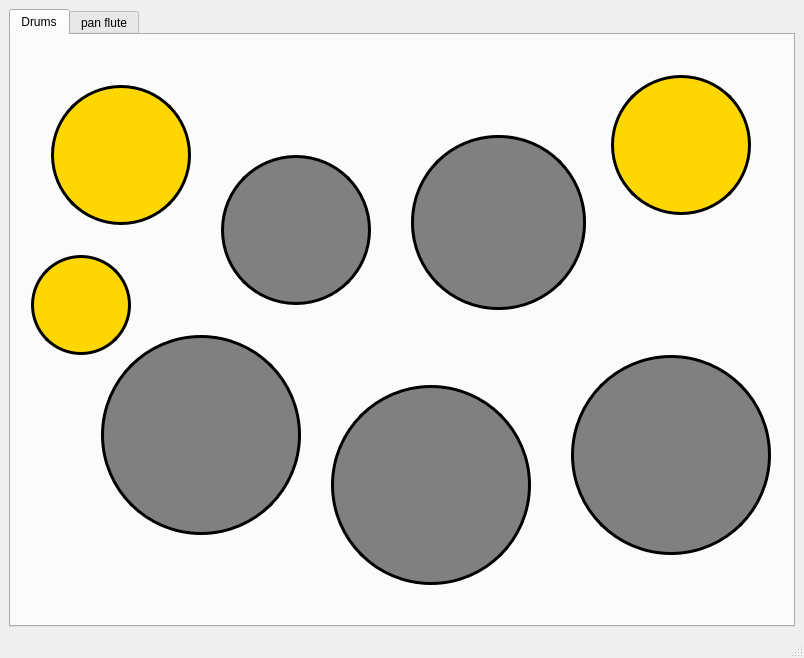
Before: the Qt Designer form p3/P3.ui in tasneemadel97/DSP_Final, drawn with Qt 5.
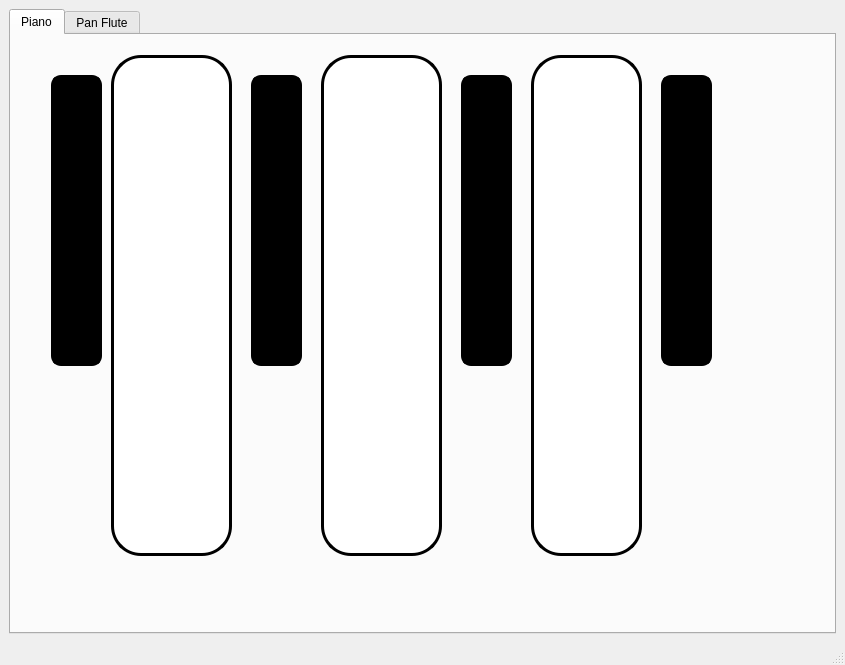
After: the same form once the commit is applied.

```diff
--- a/p3/P3.ui
+++ b/p3/P3.ui
@@ -6,16 +6,16 @@
    <rect>
     <x>0</x>
     <y>0</y>
-    <width>804</width>
-    <height>658</height>
+    <width>845</width>
+    <height>665</height>
    </rect>
   </property>
   <property name="windowTitle">
    <string>MainWindow</string>
   </property>
   <widget class="QWidget" name="centralwidget">
-   <layout class="QGridLayout" name="gridLayout">
-    <item row="0" column="0">
+   <layout class="QHBoxLayout" name="horizontalLayout">
+    <item>
      <widget class="QTabWidget" name="Tap">
       <property name="styleSheet">
        <string notr="true">round button</string>
@@ -25,25 +25,24 @@
       </property>
       <widget class="QWidget" name="tab">
        <attribute name="title">
-        <string>Drums</string>
+        <string>Piano</string>
        </attribute>
        <widget class="QPushButton" name="pushButton">
         <property name="geometry">
          <rect>
-          <x>210</x>
-          <y>120</y>
-          <width>150</width>
-          <height>150</height>
+          <x>100</x>
+          <y>20</y>
+          <width>121</width>
+          <height>501</height>
          </rect>
         </property>
         <property name="styleSheet">
          <string notr="true">QPushButton {
-  background-color: gray;
-
-  border-color: rgb(0, 0, 0);
+  background-color: white;
+  color: rgb(0, 0, 0);
   border-width: 3px;        
   border-style: solid;
-  border-radius: 75px;
+  border-radius: 30px;
 }</string>
         </property>
         <property name="text">
@@ -53,20 +52,20 @@
        <widget class="QPushButton" name="pushButton_2">
         <property name="geometry">
          <rect>
-          <x>560</x>
-          <y>320</y>
-          <width>200</width>
-          <height>200</height>
+          <x>240</x>
+          <y>40</y>
+          <width>51</width>
+          <height>291</height>
          </rect>
         </property>
         <property name="styleSheet">
          <string notr="true">QPushButton {
-  background-color: gray;
 
+  background-color: black;
   border-color: rgb(0, 0, 0);
   border-width: 3px;        
   border-style: solid;
-  border-radius: 100px;
+  border-radius: 10px;
 }</string>
         </property>
         <property name="text">
@@ -76,42 +75,19 @@
        <widget class="QPushButton" name="pushButton_3">
         <property name="geometry">
          <rect>
-          <x>400</x>
-          <y>100</y>
-          <width>175</width>
-          <height>175</height>
+          <x>310</x>
+          <y>20</y>
+          <width>121</width>
+          <height>501</height>
          </rect>
         </property>
         <property name="styleSheet">
          <string notr="true">QPushButton {
-  background-color: gray;
-
-  border-color: rgb(0, 0, 0);
-  border-width: 3px;        
-  border-style: solid;
-  border-radius: 87px;
-}</string>
-        </property>
-        <property name="text">
-         <string/>
-        </property>
-       </widget>
-       <widget class="QPushButton" name="pushButton_4">
-        <property name="geometry">
-         <rect>
-          <x>90</x>
-          <y>300</y>
-          <width>200</width>
-          <height>200</height>
-         </rect>
-        </property>
-        <property name="styleSheet">
-         <string notr="true">QPushButton {
-  background-color: gray;
+  background-color: white;
   color: rgb(0, 0, 0);
   border-width: 3px;        
   border-style: solid;
-  border-radius: 100px;
+  border-radius: 30px;
 }</string>
         </property>
         <property name="text">
@@ -121,20 +97,20 @@
        <widget class="QPushButton" name="pushButton_5">
         <property name="geometry">
          <rect>
-          <x>600</x>
+          <x>450</x>
           <y>40</y>
-          <width>140</width>
-          <height>140</height>
+          <width>51</width>
+          <height>291</height>
          </rect>
         </property>
         <property name="styleSheet">
          <string notr="true">QPushButton {
-  background-color: gold;
 
+  background-color: black;
   border-color: rgb(0, 0, 0);
   border-width: 3px;        
   border-style: solid;
-  border-radius: 70px;
+  border-radius: 10px;
 }</string>
         </property>
         <property name="text">
@@ -144,20 +120,19 @@
        <widget class="QPushButton" name="pushButton_6">
         <property name="geometry">
          <rect>
-          <x>320</x>
-          <y>350</y>
-          <width>200</width>
-          <height>200</height>
+          <x>520</x>
+          <y>20</y>
+          <width>111</width>
+          <height>501</height>
          </rect>
         </property>
         <property name="styleSheet">
          <string notr="true">QPushButton {
-  background-color: gray;
-
-  border-color: rgb(0, 0, 0);
+  background-color: white;
+  color: rgb(0, 0, 0);
   border-width: 3px;        
   border-style: solid;
-  border-radius: 100px;
+  border-radius: 30px;
 }</string>
         </property>
         <property name="text">
@@ -167,20 +142,20 @@
        <widget class="QPushButton" name="pushButton_8">
         <property name="geometry">
          <rect>
-          <x>20</x>
-          <y>220</y>
-          <width>100</width>
-          <height>100</height>
+          <x>650</x>
+          <y>40</y>
+          <width>51</width>
+          <height>291</height>
          </rect>
         </property>
         <property name="styleSheet">
          <string notr="true">QPushButton {
-  background-color: gold;
 
+  background-color: black;
   border-color: rgb(0, 0, 0);
   border-width: 3px;        
   border-style: solid;
-  border-radius: 50px;
+  border-radius: 10px;
 }</string>
         </property>
         <property name="text">
@@ -191,19 +166,19 @@
         <property name="geometry">
          <rect>
           <x>40</x>
-          <y>50</y>
-          <width>140</width>
-          <height>140</height>
+          <y>40</y>
+          <width>51</width>
+          <height>291</height>
          </rect>
         </property>
         <property name="styleSheet">
          <string notr="true">QPushButton {
-  background-color: gold;
 
+  background-color: black;
   border-color: rgb(0, 0, 0);
   border-width: 3px;        
   border-style: solid;
-  border-radius: 70px;
+  border-radius: 10px;
 }</string>
         </property>
         <property name="text">
@@ -213,7 +188,7 @@
       </widget>
       <widget class="QWidget" name="tab_2">
        <attribute name="title">
-        <string>pan flute</string>
+        <string>Pan Flute</string>
        </attribute>
        <widget class="QPushButton" name="p1">
         <property name="geometry">
```
Left out of the diff: 107 changed lines with no effect on the pictures.
